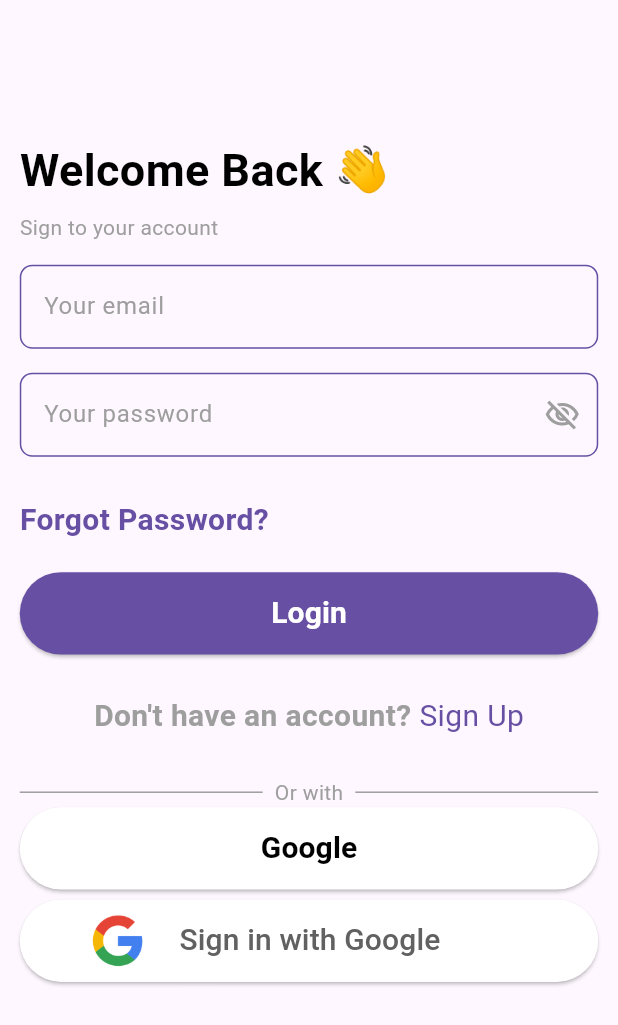
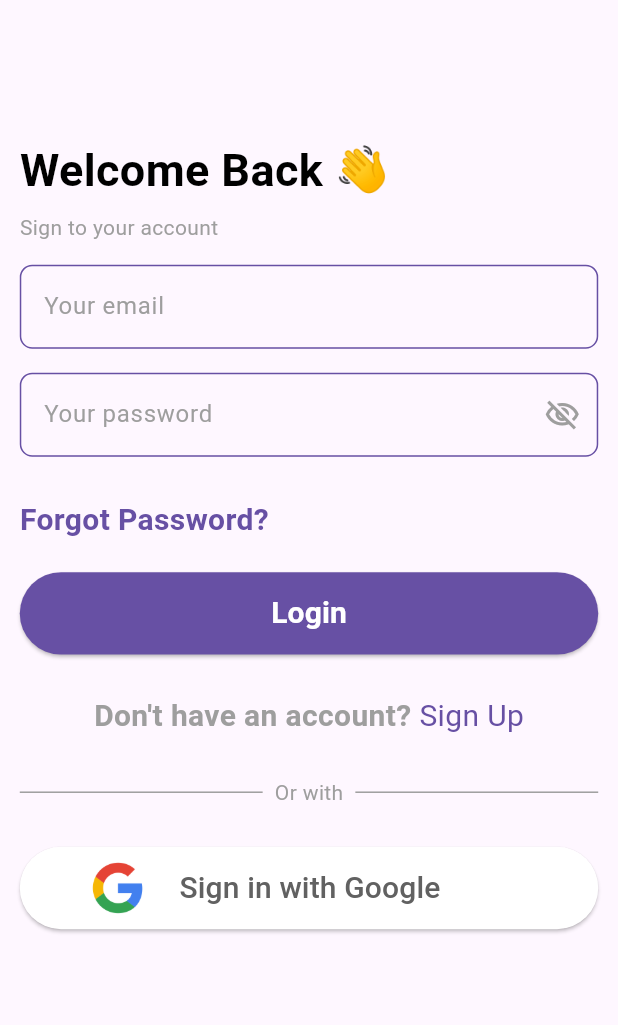
Before and after one commit to NurhayatYurtaslan/bazar_books_mobile_app, a Flutter app: the screen it shows after launch, on a phone screen of 412 x 824 dp. Shown: the top 1025 px of the screen. Run offline on Flutter 3.47's test engine with Material 3 defaults, Android fonts, the phone set to English and light mode, and no system bars; our stand-ins replace auto_route, bloc, cloud_firestore, dots_indicator, firebase_auth, firebase_core and 4 more; accounts and stored records are empty.

Commit message:
remove 🔥: last button

```diff
--- a/lib/app/views/view_signin/signin_view.dart
+++ b/lib/app/views/view_signin/signin_view.dart
@@ -160,23 +160,8 @@ class SignInView extends StatelessWidget {
                           ),
                         ],
                       ),
-                      CustomButton(
-                        buttonText: 'Google',
-                        onPressed: () async {
-                          final user = await AuthService().loginWithGoogle(context);
-                          if (user != null) {
-                            // Kullanıcı başarıyla giriş yaptı, yönlendirme veya başka işlemler yapabilirsiniz
-                            // ignore: use_build_context_synchronously
-                            context.router.push(OnboardingViewRoute());
-                          } else {
-                            // Giriş işlemi başarısız oldu, hata mesajı gösterebilirsiniz
-                          }
-                        },
-                        buttonBgColor: Colors.white,
-                        buttonTextColor: Colors.black,
-                      ),
                       SizedBox(
-                        height: context.lowValue,
+                        height: context.mediumValue,
                       ),
                       CustomButtonWithIcon(
                         buttonBgColor: Colors.white,
```
